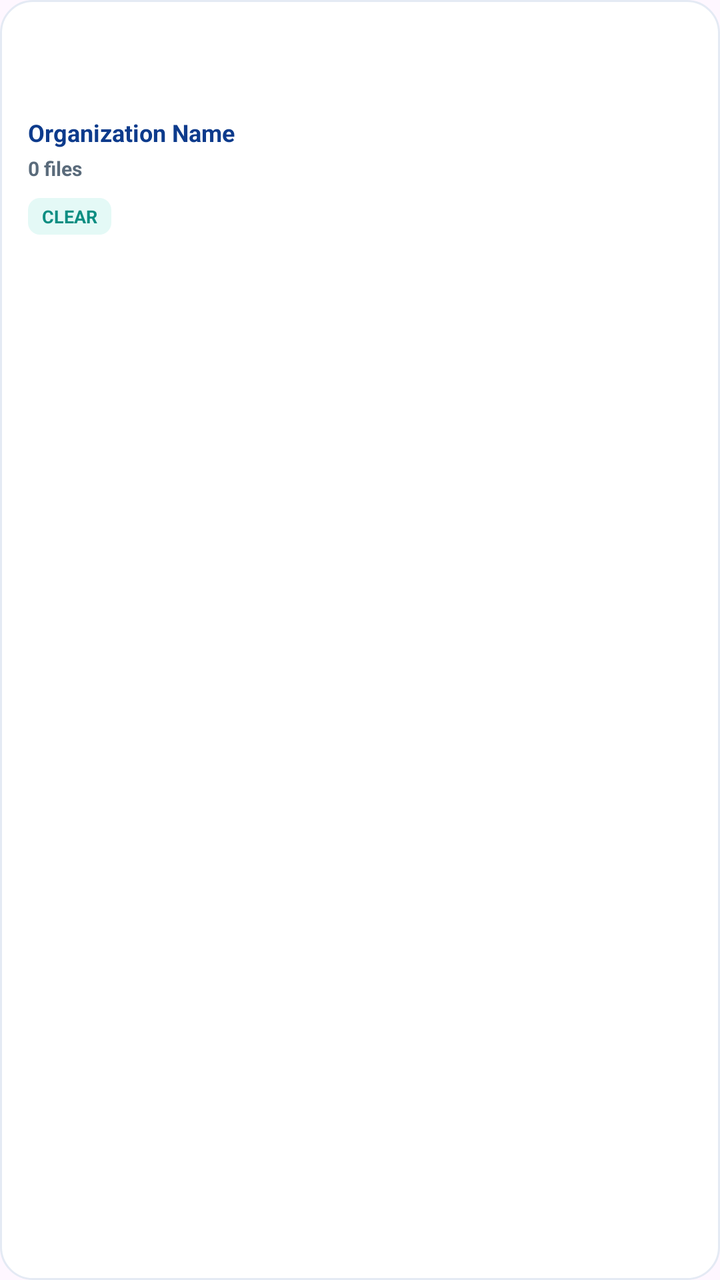
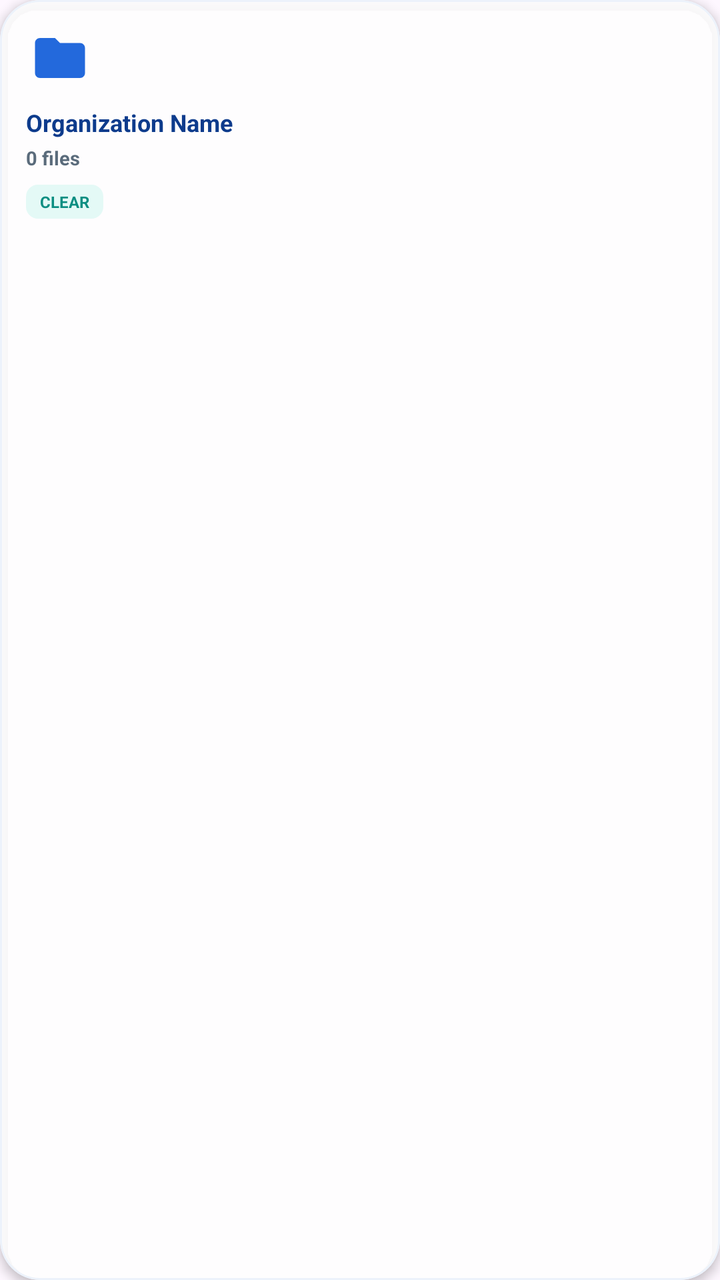

Two renders of the same Android screen: before a commit and after it. Below are the layout's source before the change and the commit's diff.
<!-- AndroidManifest.xml: application theme Theme.KAYARA -->
<!-- res/layout/item_folder.xml -->
<?xml version="1.0" encoding="utf-8"?>
<LinearLayout xmlns:android="http://schemas.android.com/apk/res/android"
    android:layout_width="match_parent"
    android:layout_height="wrap_content"
    android:orientation="vertical"
    android:background="@drawable/bg_folder_card"
    android:padding="14dp">

    <ImageView
        android:id="@+id/imgFolderIcon"
        android:layout_width="42dp"
        android:layout_height="34dp"
        android:src="@drawable/ic_folder"
        android:layout_marginBottom="10dp"
        android:contentDescription="@null" />

    <TextView
        android:id="@+id/tvFolderOrgName"
        android:layout_width="match_parent"
        android:layout_height="wrap_content"
        android:text="Organization Name"
        android:textColor="@color/dark_blue"
        android:textSize="12sp"
        android:textStyle="bold"
        android:maxLines="2"
        android:layout_marginBottom="3dp" />

    <TextView
        android:id="@+id/tvFolderMeta"
        android:layout_width="wrap_content"
        android:layout_height="wrap_content"
        android:text="0 files"
        android:textColor="@color/text_gray"
        android:textSize="10sp"
        android:textStyle="bold" />

    <TextView
        android:id="@+id/tvFolderBadge"
        android:layout_width="wrap_content"
        android:layout_height="wrap_content"
        android:layout_marginTop="8dp"
        android:background="@drawable/bg_folder_badge_clear"
        android:paddingHorizontal="7dp"
        android:paddingVertical="3dp"
        android:text="CLEAR"
        android:textColor="@color/teal_deep"
        android:textSize="9sp"
        android:textStyle="bold" />

</LinearLayout>
<!-- resources referenced by this layout -->
<resources>
  <color name="dark_blue">#0D3B8C</color>
  <color name="teal_deep">#0C8E82</color>
  <color name="text_gray">#5A6B7B</color>
  <!-- drawable bg_folder_badge_clear (drawable) -->
  <?xml version="1.0" encoding="utf-8"?>
  <shape xmlns:android="http://schemas.android.com/apk/res/android"
      android:shape="rectangle">
      <corners android:radius="6dp" />
      <solid android:color="@color/teal_bg" />
  </shape>
  <!-- drawable bg_folder_card (drawable) -->
  <?xml version="1.0" encoding="utf-8"?>
  <shape xmlns:android="http://schemas.android.com/apk/res/android"
      android:shape="rectangle">
      <corners android:radius="16dp" />
      <solid android:color="@color/white" />
      <stroke android:width="1dp" android:color="@color/card_border" />
  </shape>
  <!-- drawable ic_folder (drawable) -->
  <vector xmlns:android="http://schemas.android.com/apk/res/android"
      android:width="24dp" android:height="24dp"
      android:viewportWidth="24" android:viewportHeight="24">
      <path android:fillColor="#FFFFFF"
          android:pathData="M20,6h-8l-2,-2L4,4c-1.1,0 -2,0.9 -2,2v12c0,1.1 0.9,2 2,2h16c1.1,0 2,-0.9 2,-2L22,8c0,-1.1 -0.9,-2 -2,-2z"/>
  </vector>
  <style name="Theme.KAYARA" parent="Base.Theme.KAYARA" />
  <color name="teal_bg">#E4F9F6</color>
  <color name="white">#FFFFFF</color>
  <color name="card_border">#E4EAF4</color>
  <style name="Base.Theme.KAYARA" parent="Theme.Material3.DayNight.NoActionBar">
          
          
      </style>
</resources>

<!-- the commit's change to res/layout/item_folder.xml (unified diff, before → after) -->
@@ -1,50 +1,8 @@
-<?xml version="1.0" encoding="utf-8"?>
-<LinearLayout xmlns:android="http://schemas.android.com/apk/res/android"
-    android:layout_width="match_parent"
-    android:layout_height="wrap_content"
-    android:orientation="vertical"
-    android:background="@drawable/bg_folder_card"
-    android:padding="14dp">
-
-    <ImageView
-        android:id="@+id/imgFolderIcon"
-        android:layout_width="42dp"
-        android:layout_height="34dp"
-        android:src="@drawable/ic_folder"
-        android:layout_marginBottom="10dp"
-        android:contentDescription="@null" />
-
-    <TextView
-        android:id="@+id/tvFolderOrgName"
-        android:layout_width="match_parent"
-        android:layout_height="wrap_content"
-        android:text="Organization Name"
-        android:textColor="@color/dark_blue"
-        android:textSize="12sp"
-        android:textStyle="bold"
-        android:maxLines="2"
-        android:layout_marginBottom="3dp" />
-
-    <TextView
-        android:id="@+id/tvFolderMeta"
-        android:layout_width="wrap_content"
-        android:layout_height="wrap_content"
-        android:text="0 files"
-        android:textColor="@color/text_gray"
-        android:textSize="10sp"
-        android:textStyle="bold" />
-
-    <TextView
-        android:id="@+id/tvFolderBadge"
-        android:layout_width="wrap_content"
-        android:layout_height="wrap_content"
-        android:layout_marginTop="8dp"
-        android:background="@drawable/bg_folder_badge_clear"
-        android:paddingHorizontal="7dp"
-        android:paddingVertical="3dp"
-        android:text="CLEAR"
-        android:textColor="@color/teal_deep"
-        android:textSize="9sp"
-        android:textStyle="bold" />
-
-</LinearLayout>
+<com.google.android.material.card.MaterialCardView xmlns:android="http://schemas.android.com/apk/res/android" xmlns:app="http://schemas.android.com/apk/res-auto" android:layout_width="match_parent" android:layout_height="wrap_content" android:layout_margin="5dp" app:cardBackgroundColor="#DFFFFFFF" app:cardCornerRadius="20dp" app:cardElevation="3dp" app:strokeColor="#ECF2FB" app:strokeWidth="1dp">
+    <LinearLayout android:layout_width="match_parent" android:layout_height="wrap_content" android:minHeight="138dp" android:orientation="vertical" android:paddingStart="13dp" android:paddingTop="14dp" android:paddingEnd="13dp" android:paddingBottom="12dp">
+        <ImageView android:id="@+id/imgFolderIcon" android:layout_width="34dp" android:layout_height="30dp" android:layout_marginBottom="9dp" android:contentDescription="@null" android:src="@drawable/ic_folder" app:tint="#2369DC"/>
+        <TextView android:id="@+id/tvFolderOrgName" android:layout_width="match_parent" android:layout_height="wrap_content" android:layout_marginBottom="3dp" android:ellipsize="end" android:maxLines="2" android:text="Organization Name" android:textColor="@color/dark_blue" android:textSize="12sp" android:textStyle="bold"/>
+        <TextView android:id="@+id/tvFolderMeta" android:layout_width="wrap_content" android:layout_height="wrap_content" android:text="0 files" android:textColor="@color/text_gray" android:textSize="9.5sp" android:textStyle="bold"/>
+        <TextView android:id="@+id/tvFolderBadge" android:layout_width="wrap_content" android:layout_height="wrap_content" android:layout_marginTop="7dp" android:background="@drawable/bg_folder_badge_clear" android:paddingStart="7dp" android:paddingTop="3dp" android:paddingEnd="7dp" android:paddingBottom="3dp" android:text="CLEAR" android:textColor="@color/teal_deep" android:textSize="8sp" android:textStyle="bold"/>
+    </LinearLayout>
+</com.google.android.material.card.MaterialCardView>
<!-- resource entries referenced after the edit -->
@@ -10,14 +10,6 @@
       <corners android:radius="6dp" />
       <solid android:color="@color/teal_bg" />
   </shape>
-  <!-- drawable bg_folder_card (drawable) -->
-  <?xml version="1.0" encoding="utf-8"?>
-  <shape xmlns:android="http://schemas.android.com/apk/res/android"
-      android:shape="rectangle">
-      <corners android:radius="16dp" />
-      <solid android:color="@color/white" />
-      <stroke android:width="1dp" android:color="@color/card_border" />
-  </shape>
   <!-- drawable ic_folder (drawable) -->
   <vector xmlns:android="http://schemas.android.com/apk/res/android"
       android:width="24dp" android:height="24dp"
@@ -27,8 +19,6 @@
   </vector>
   <style name="Theme.KAYARA" parent="Base.Theme.KAYARA" />
   <color name="teal_bg">#E4F9F6</color>
-  <color name="white">#FFFFFF</color>
-  <color name="card_border">#E4EAF4</color>
   <style name="Base.Theme.KAYARA" parent="Theme.Material3.DayNight.NoActionBar">
           
           
